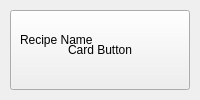
Before: the Qt Designer form EducationalCooking/recipecardwidget.ui in University-of-Utah-CS3505/a9-edu-app-AssetGG, drawn with Qt 5.
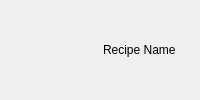
After: the same form once the commit is applied.

The edit to the form file:
```diff
--- a/EducationalCooking/recipecardwidget.ui
+++ b/EducationalCooking/recipecardwidget.ui
@@ -13,25 +13,31 @@
     <property name="windowTitle">
       <string>RecipeCardWidget</string>
     </property>
-    <widget class="QPushButton" name="cardButton">
+    <layout class="QHBoxLayout" name="horizontalLayout">
+      <item>
+        <widget class="QLabel" name="recipeImageLabel">
       <property name="geometry">
         <rect>
           <x>10</x>
           <y>10</y>
-          <width>180</width>
+              <width>80</width>
           <height>80</height>
         </rect>
       </property>
-      <property name="text">
-        <string>Card Button</string>
-      </property>
-    </widget>
+          <property name="scaledContents">
+            <bool>true</bool>
+          </property>
+        </widget>
+      </item>
+      <item>
+        <layout class="QVBoxLayout" name="verticalLayout">
+          <item>
     <widget class="QLabel" name="recipeLabel">
       <property name="geometry">
         <rect>
-          <x>20</x>
-          <y>30</y>
-          <width>160</width>
+                  <x>0</x>
+                  <y>0</y>
+                  <width>120</width>
           <height>20</height>
         </rect>
       </property>
@@ -39,6 +45,10 @@
         <string>Recipe Name</string>
       </property>
     </widget>
+          </item>
+        </layout>
+      </item>
+    </layout>
   </widget>
   <resources/>
   <connections/>
```
Lines whose indentation alone changed are shown as unchanged.
